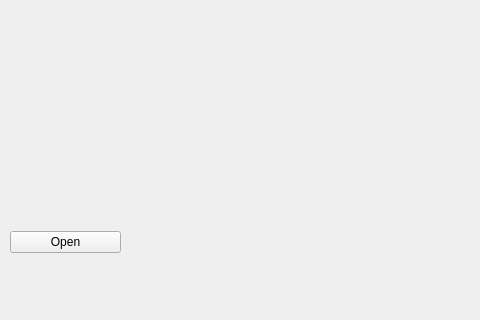
The window that renderer.ui (tmquan/iRenQt) describes before a commit, drawn with Qt 5; both pictures show x 0 to 480 and y 162 to 482 of the 789 by 482 pixel window.
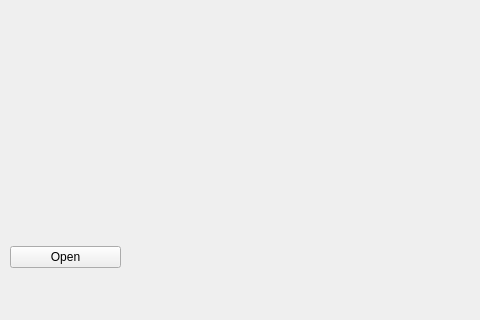
The same window after the commit.

Commit message: Before transfer function editor

Diff of the .ui file:
```diff
--- a/renderer.ui
+++ b/renderer.ui
@@ -18,9 +18,9 @@
     <property name="geometry">
      <rect>
       <x>10</x>
-      <y>369</y>
+      <y>399</y>
       <width>111</width>
-      <height>71</height>
+      <height>41</height>
      </rect>
     </property>
     <layout class="QVBoxLayout" name="verticalLayout">
```
The commit also changes 1 other file.
